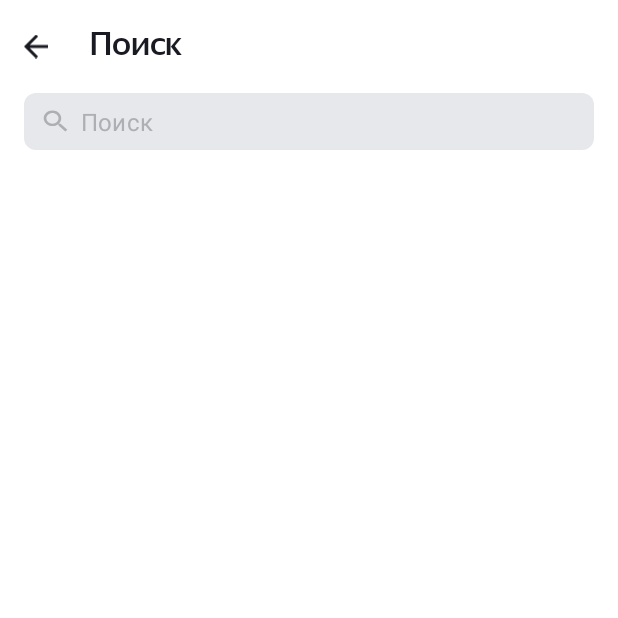
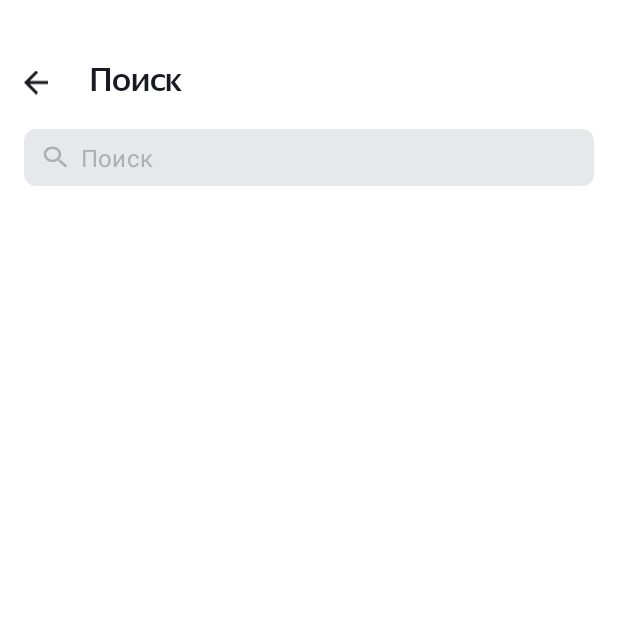
Before and after one commit to Mishhard/PlaylistMaker2, an Android app: the screen it shows after launch (SearchActivity), after a tap on "Поиск", on a phone screen of 412 x 824 dp, the top half of it. Run offline under Robolectric (Android 15) with nearby library versions, the phone set to English and light mode, and no system bars.

Commit message:
Изменил иконку очистки EditText Добавил поддержку EdgeToEdge

```diff
--- /dev/null
+++ b/app/src/main/java/com/example/playlistmaker/BaseActivity.kt
@@ -0,0 +1,30 @@
+import android.os.Bundle
+import android.view.View
+import androidx.appcompat.app.AppCompatActivity
+import androidx.core.view.ViewCompat
+import androidx.core.view.WindowCompat
+import androidx.core.view.WindowInsetsCompat
+import com.example.playlistmaker.R
+
+abstract class BaseActivity : AppCompatActivity() {
+
+    override fun onCreate(savedInstanceState: Bundle?) {
+        super.onCreate(savedInstanceState)
+
+        WindowCompat.setDecorFitsSystemWindows(window, false)
+    }
+
+    protected fun applyStatusBarPadding(view: View) {
+        val statusBarHeight = resources.getDimensionPixelSize(
+            resources.getIdentifier("status_bar_height", "dimen", "android")
+        )
+        val mainPadding = resources.getDimensionPixelSize(R.dimen.main_padding)
+
+        view.setPadding(
+            view.paddingLeft,
+            statusBarHeight + mainPadding,
+            view.paddingRight,
+            view.paddingBottom
+        )
+    }
+}
--- a/app/src/main/java/com/example/playlistmaker/LibraryActivity.kt
+++ b/app/src/main/java/com/example/playlistmaker/LibraryActivity.kt
@@ -1,6 +1,7 @@
 package com.example.playlistmaker
 
+import BaseActivity
 import androidx.appcompat.app.AppCompatActivity
 
-class LibraryActivity : AppCompatActivity() {
+class LibraryActivity : BaseActivity() {
 }
--- a/app/src/main/java/com/example/playlistmaker/MainActivity.kt
+++ b/app/src/main/java/com/example/playlistmaker/MainActivity.kt
@@ -1,15 +1,21 @@
 package com.example.playlistmaker
 
+import BaseActivity
 import android.content.Intent
 import android.os.Bundle
 import android.widget.Button
+import android.widget.LinearLayout
 import androidx.appcompat.app.AppCompatActivity
 import com.example.playlistmaker.R
 
-class MainActivity : AppCompatActivity() {
+class MainActivity : BaseActivity() {
     override fun onCreate(savedInstanceState: Bundle?) {
         super.onCreate(savedInstanceState)
+
         setContentView(R.layout.activity_main)
+
+        val rootView = findViewById<LinearLayout>(R.id.root_view)
+        applyStatusBarPadding(rootView)
 
         val searchButton = findViewById<Button>(R.id.searchButton)
 
@@ -31,6 +37,7 @@ class MainActivity : AppCompatActivity() {
             val displayIntent = Intent(this, SettingsActivity::class.java)
             startActivity(displayIntent)
         }
+
     }
 
 }
--- a/app/src/main/java/com/example/playlistmaker/SearchActivity.kt
+++ b/app/src/main/java/com/example/playlistmaker/SearchActivity.kt
@@ -1,5 +1,6 @@
 package com.example.playlistmaker
 
+import BaseActivity
 import android.content.Context
 import android.os.Bundle
 import android.text.Editable
@@ -10,14 +11,18 @@ import android.widget.ImageView
 import androidx.appcompat.app.AppCompatActivity
 import com.google.android.material.button.MaterialButton
 import android.view.inputmethod.InputMethodManager
+import android.widget.LinearLayout
 
-class SearchActivity : AppCompatActivity() {
+class SearchActivity : BaseActivity() {
 
     private var searchQuery: String = ""
 
     override fun onCreate(savedInstanceState: Bundle?) {
         super.onCreate(savedInstanceState)
         setContentView(R.layout.activity_search)
+
+        val rootView = findViewById<LinearLayout>(R.id.root_view)
+        applyStatusBarPadding(rootView)
 
         val backButton: ImageView = findViewById(R.id.backButton)
         backButton.setOnClickListener {
--- a/app/src/main/java/com/example/playlistmaker/SettingsActivity.kt
+++ b/app/src/main/java/com/example/playlistmaker/SettingsActivity.kt
@@ -1,20 +1,25 @@
 package com.example.playlistmaker
 
+import BaseActivity
 import android.annotation.SuppressLint
 import android.content.Intent
 import android.net.Uri
 import android.os.Bundle
 import android.widget.Button
 import android.widget.ImageView
+import android.widget.LinearLayout
 import androidx.appcompat.app.AppCompatActivity
 import com.example.playlistmaker.R
 
-class SettingsActivity : AppCompatActivity() {
+class SettingsActivity : BaseActivity() {
 
     @SuppressLint("MissingInflatedId")
     override fun onCreate(savedInstanceState: Bundle?) {
         super.onCreate(savedInstanceState)
         setContentView(R.layout.activity_settings)
+
+        val rootView = findViewById<LinearLayout>(R.id.root_view)
+        applyStatusBarPadding(rootView)
 
         val backButton: ImageView = findViewById(R.id.backButton)
         backButton.setOnClickListener {
--- /dev/null
+++ b/app/src/main/res/drawable/close.xml
@@ -0,0 +1,9 @@
+<vector xmlns:android="http://schemas.android.com/apk/res/android"
+    android:width="24dp"
+    android:height="24dp"
+    android:viewportWidth="24"
+    android:viewportHeight="24">
+    <path
+        android:fillColor="#000000"
+        android:pathData="M6.64046 5.22624C6.24993 4.83572 5.61677 4.83572 5.22624 5.22624C4.83572 5.61677 4.83572 6.24993 5.22624 6.64046L10.5858 12L5.22624 17.3596C4.83572 17.7501 4.83572 18.3833 5.22624 18.7738C5.61677 19.1643 6.24993 19.1643 6.64046 18.7738L12 13.4142L17.3596 18.7738C17.7501 19.1643 18.3833 19.1643 18.7738 18.7738C19.1643 18.3833 19.1643 17.7501 18.7738 17.3596L13.4142 12L18.7738 6.64046C19.1643 6.24993 19.1643 5.61677 18.7738 5.22624C18.3833 4.83572 17.7501 4.83572 17.3596 5.22624L12 10.5858L6.64046 5.22624Z"/>
+</vector>
--- a/app/src/main/res/layout/activity_main.xml
+++ b/app/src/main/res/layout/activity_main.xml
@@ -1,9 +1,11 @@
 <?xml version="1.0" encoding="utf-8"?>
 <LinearLayout
+    android:id="@+id/root_view"
     xmlns:android="http://schemas.android.com/apk/res/android"
     xmlns:app="http://schemas.android.com/apk/res-auto"
     android:background="?attr/mainBackgroundColor"
-    style="@style/LinearLayout">
+    style="@style/LinearLayout"
+    android:clipToPadding="false">
 
     <FrameLayout
         android:layout_width="match_parent"
--- a/app/src/main/res/layout/activity_search.xml
+++ b/app/src/main/res/layout/activity_search.xml
@@ -1,9 +1,11 @@
 <?xml version="1.0" encoding="utf-8"?>
 <LinearLayout
+    android:id="@+id/root_view"
     xmlns:android="http://schemas.android.com/apk/res/android"
     xmlns:app="http://schemas.android.com/apk/res-auto"
     android:background="?attr/settingsBackgroundColor"
-    style="@style/LinearLayout">
+    style="@style/LinearLayout"
+    android:clipToPadding="false">
 
     <FrameLayout
         android:layout_width="match_parent"
@@ -78,17 +80,22 @@
             android:id="@+id/clearButton"
             android:backgroundTint="@color/search_light_light_gray"
             android:textColor="@color/search_light_gray"
-            android:text="@string/clear_search_request"
             android:layout_width="wrap_content"
             android:layout_height="wrap_content"
             app:layout_constraintEnd_toEndOf="parent"
             app:layout_constraintTop_toTopOf="@id/textInputLayout"
             app:layout_constraintBottom_toBottomOf="@id/textInputLayout"
-            android:layout_marginEnd="12dp"
             android:visibility="gone"
             android:fontFamily="@font/ys_display_regular"
             style="@style/NoShadowButton"
-            />
+            app:icon="@drawable/close"
+            app:iconTint="@color/search_light_gray"
+            app:iconPadding="0dp"
+            app:iconGravity="end"
+            android:gravity="end"
+            android:paddingEnd="@dimen/icons_padding"
+        />
+
 </androidx.constraintlayout.widget.ConstraintLayout>
 
 </LinearLayout>
--- a/app/src/main/res/layout/activity_settings.xml
+++ b/app/src/main/res/layout/activity_settings.xml
@@ -1,9 +1,11 @@
 <?xml version="1.0" encoding="utf-8"?>
 <LinearLayout
+    android:id="@+id/root_view"
     xmlns:android="http://schemas.android.com/apk/res/android"
     xmlns:app="http://schemas.android.com/apk/res-auto"
     android:background="?attr/settingsBackgroundColor"
-    style="@style/LinearLayout">
+    style="@style/LinearLayout"
+    android:clipToPadding="false">
 
     <FrameLayout
         android:layout_width="match_parent"
--- a/app/src/main/res/values/diemens.xml
+++ b/app/src/main/res/values/diemens.xml
@@ -1,5 +1,6 @@
 <?xml version="1.0" encoding="utf-8"?>
 <resources>
+    <dimen name="status_bar_height">24dp</dimen>
     <dimen name="window_title">22sp</dimen>
     <dimen name="settings_button">61dp</dimen>
     <dimen name="main_padding">16dp</dimen>
--- a/app/src/main/res/values/style.xml
+++ b/app/src/main/res/values/style.xml
@@ -22,6 +22,7 @@
         <item name="android:orientation">vertical</item>
         <item name="android:padding">@dimen/main_padding</item>
         <item name="android:background">?attr/mainBackgroundColor</item>
+        <item name="android:paddingTop">@dimen/status_bar_height</item>
     </style>
 
     <style name="SettingsButton">
--- a/app/src/main/res/values/themes.xml
+++ b/app/src/main/res/values/themes.xml
@@ -4,6 +4,12 @@
         <item name="settingsBackgroundColor">@color/white</item>
         <item name="primaryTextColor">@color/dark_gray</item>
         <item name="primaryIconTint">@color/dark_gray</item>
+        <item name="android:windowTranslucentStatus">true</item>
+        <item name="android:windowTranslucentNavigation">true</item>
+        <item name="android:statusBarColor">@android:color/transparent</item>
+        <item name="android:navigationBarColor">@android:color/transparent</item>
+        <item name="android:windowLightStatusBar">true</item>
+        <item name="android:windowLightNavigationBar">true</item>
     </style>
 
 
```
